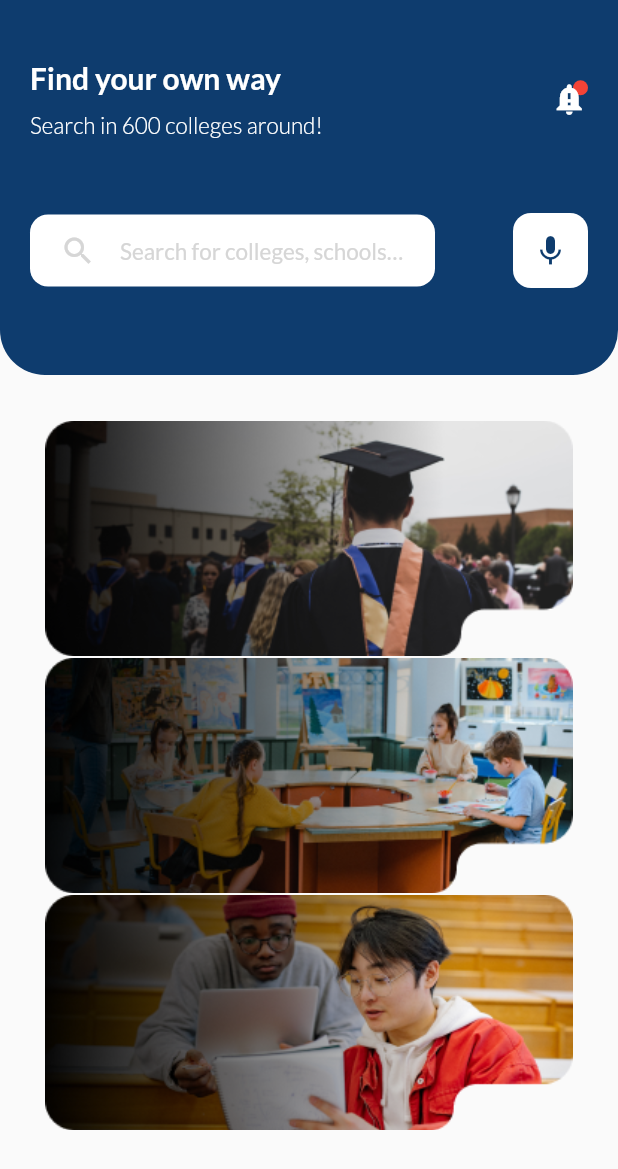
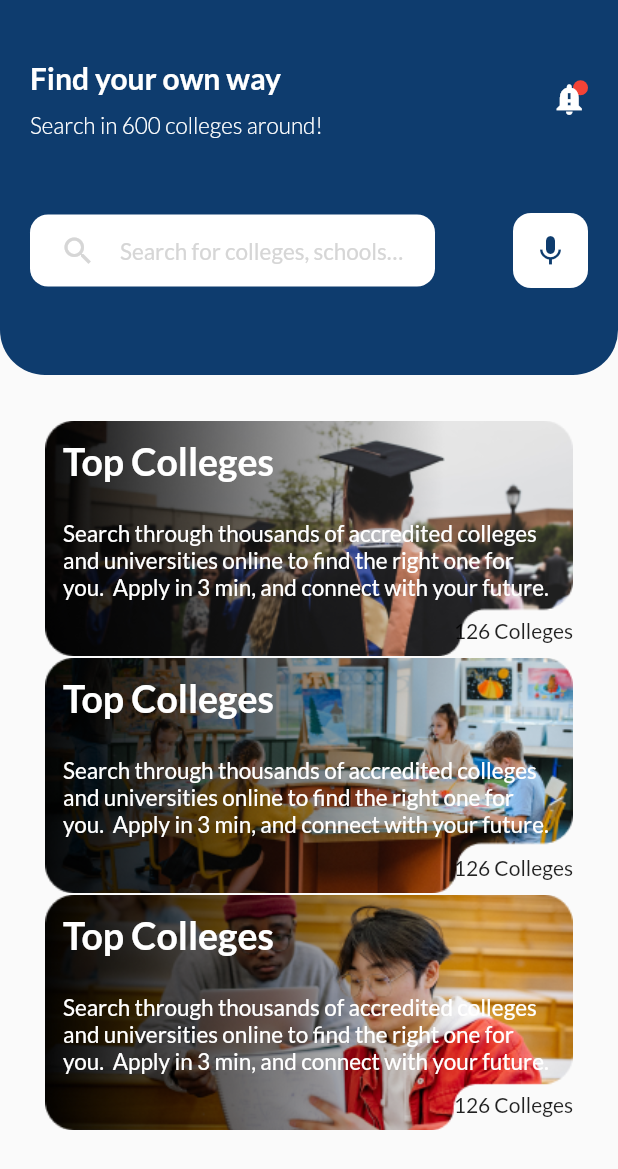
Before and after one commit to najmulmyself/Higher-Study, a Flutter app: the screen it shows after launch, on a phone screen of 412 x 824 dp. Shown: the top 1169 px of the screen. Run offline on Flutter 3.47's test engine with Material 2 defaults, Android fonts, the phone set to English and light mode, and no system bars; our stand-ins replace google_fonts.

Commit message:
added tip ,need to responsive

```diff
--- a/lib/component/cat_card.dart
+++ b/lib/component/cat_card.dart
@@ -1,17 +1,57 @@
+// ignore_for_file: prefer_const_literals_to_create_immutables, prefer_const_constructors
+
 import 'package:flutter/material.dart';
 
 class CategoryCard extends StatelessWidget {
-  String ?image;
+  String? image;
   CategoryCard({this.image});
   @override
   Widget build(BuildContext context) {
-    return Container(
+    return Stack(
+      children: [
+        Container(
           height: 158, // as figma says
           width: double.infinity,
           child: Image.asset(
             image!,
             fit: BoxFit.contain,
           ),
+        ),
+        Column(
+          crossAxisAlignment: CrossAxisAlignment.start,
+          children: [
+            Padding(
+              padding: const EdgeInsets.all(12.0),
+              child: Text(
+                'Top Colleges',
+                style: TextStyle(
+                    fontSize: 25,
+                    fontWeight: FontWeight.bold,
+                    color: Colors.white),
+              ),
+            ),
+            // SizedBox(
+            //   height: 10,
+            // ),
+            Padding(
+              padding: const EdgeInsets.all(12.0),
+              child: Text(
+                'Search through thousands of accredited colleges and universities online to find the right one for you.  Apply in 3 min, and connect with your future.',
+                style: TextStyle(
+                  fontSize: 15,
+                  color: Colors.white,
+                ),
+              ),
+            ),
+            Container(
+              alignment: Alignment.bottomRight,
+              child: Text(
+                '126 Colleges',
+              ),
+            ),
+          ],
+        ),
+      ],
     );
   }
 }
```
Lines whose indentation alone changed are shown as unchanged.
